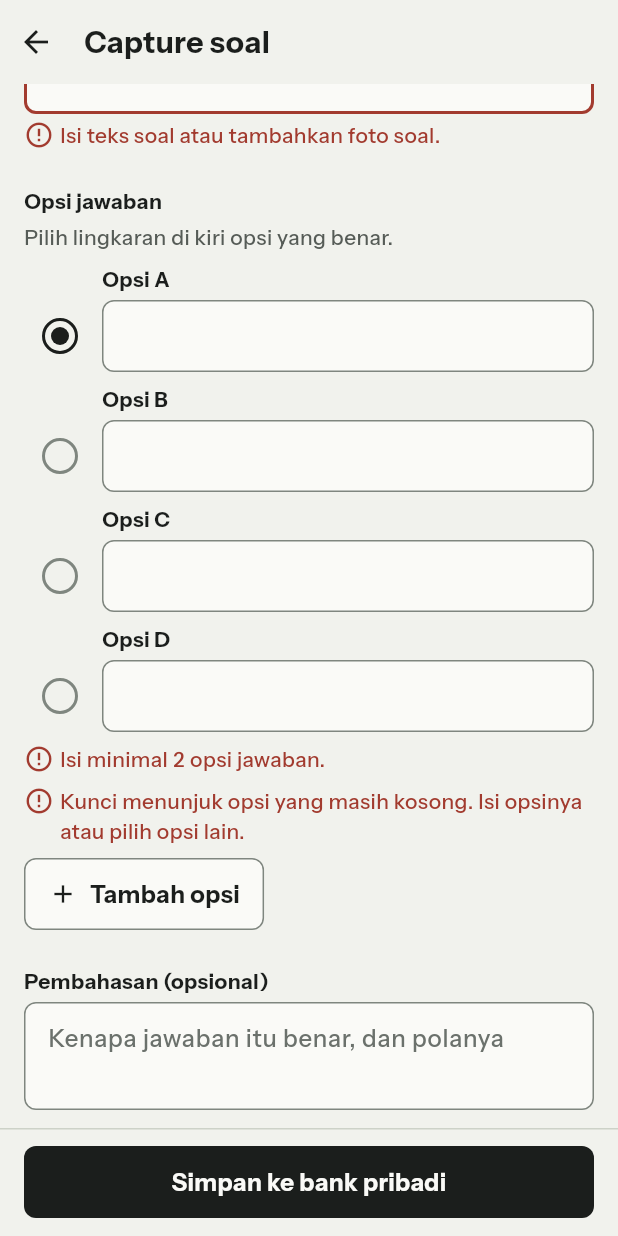
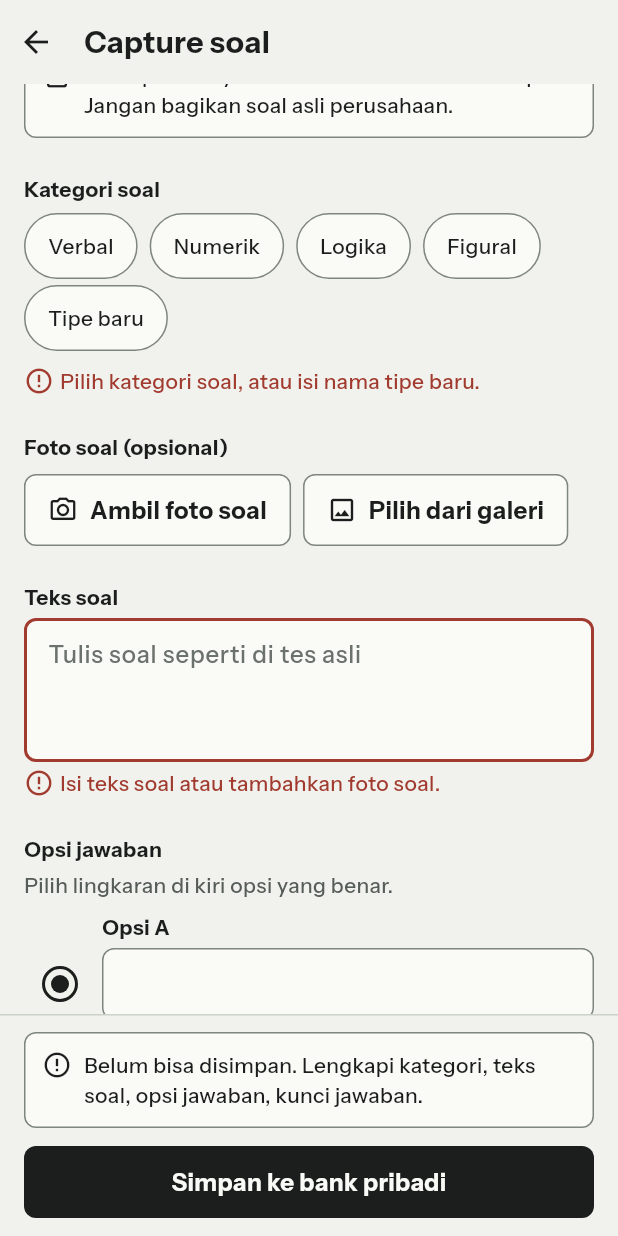
Before and after one commit to Moanaku/psikotes-app, a Flutter app: the _CaptureForm widget shown alone on an empty page, opened directly with empty values, scrolled down 468 dp, after a tap on "Simpan ke bank pribadi", on a phone screen of 412 x 824 dp. Run offline on Flutter 3.47's test engine with Material 3 defaults, Android fonts, the phone set to English and light mode, and no system bars; our stand-ins replace drift, drift_flutter, file_picker, fl_chart, flutter_riverpod, flutter_secure_storage and 5 more; accounts and stored records are empty; generated files the repository leaves out were written again; project files that could hold a hidden picture were left out.

Commit message:
Uji perangkat temuan 10 dan 11: validasi Capture terlihat, konfirmasi keluar dan simpan, judul berkapital

```diff
--- a/lib/domain/models/question_guides.dart
+++ b/lib/domain/models/question_guides.dart
@@ -96,7 +96,11 @@ String questionTypeTrick(QuestionType type) => switch (type) {
 /// pengguna untuk soal Capture.
 String planItemName(PlanItem item) {
   final type = item.type;
-  return type == null ? item.kategoriCode : questionTypeName(type);
+  if (type != null) return questionTypeName(type);
+  // Soal Capture: kategori atau nama tipe baru yang diketik pengguna; judul
+  // sesi diawali huruf kapital seperti judul lain.
+  final name = item.kategoriCode;
+  return name.isEmpty ? name : '${name[0].toUpperCase()}${name.substring(1)}';
 }
 
 /// Petunjuk butir rencana (S06). Soal Capture tidak punya aturan tipe.
--- a/lib/features/capture/capture_screen.dart
+++ b/lib/features/capture/capture_screen.dart
@@ -127,9 +127,16 @@ class _CaptureFormState extends ConsumerState<_CaptureForm> {
   bool _removePhoto = false;
   int? _logId;
 
+  /// Isian saat formulir dibuka; pembanding untuk "belum tersimpan".
+  late final CaptureDraft _baseline;
+  final GlobalKey _kategoriKey = GlobalKey();
+  final GlobalKey _teksKey = GlobalKey();
+  final GlobalKey _opsiKey = GlobalKey();
+
   bool _submitted = false;
   bool _saving = false;
   bool _confirmDelete = false;
+  bool _confirmLeave = false;
   String? _photoMessage;
   String? _saveMessage;
 
@@ -149,6 +156,7 @@ class _CaptureFormState extends ConsumerState<_CaptureForm> {
     _kategori = known ? d.kategori : null;
     _useNewType = !known && d.kategori.isNotEmpty;
     _newType = TextEditingController(text: _useNewType ? d.kategori : '');
+    _baseline = _draft();
   }
 
   @override
@@ -176,6 +184,62 @@ class _CaptureFormState extends ConsumerState<_CaptureForm> {
   void _back() =>
       context.canPop() ? context.pop() : context.go(Routes.psikotes);
 
+  /// Ada isian yang belum tersimpan: berbeda dari saat dibuka, atau foto
+  /// diganti atau dihapus.
+  bool get _dirty {
+    final d = _draft();
+    final b = _baseline;
+    return _newPhoto != null ||
+        _removePhoto ||
+        d.teks != b.teks ||
+        d.kategori != b.kategori ||
+        d.pembahasan != b.pembahasan ||
+        d.kunciSlot != b.kunciSlot ||
+        d.companyLogId != b.companyLogId ||
+        d.opsi.length != b.opsi.length ||
+        !_sameList(d.opsi, b.opsi);
+  }
+
+  static bool _sameList(List<String> a, List<String> b) {
+    for (var i = 0; i < a.length && i < b.length; i++) {
+      if (a[i] != b[i]) return false;
+    }
+    return true;
+  }
+
+  /// Tombol tutup dan Back sistem: isian yang belum tersimpan meminta
+  /// konfirmasi di bilah aksi bawah, seperti keluar dari sesi (A71).
+  void _requestBack() {
+    if (_saving) return;
+    if (_dirty) {
+      setState(() {
+        _confirmLeave = true;
+        _confirmDelete = false;
+      });
+    } else {
+      _back();
+    }
+  }
+
+  /// Menggulir ke isian pertama yang bermasalah.
+  void _revealFirstError(CaptureErrors e) {
+    final key = e.kategori != null
+        ? _kategoriKey
+        : e.soal != null
+            ? _teksKey
+            : _opsiKey;
+    WidgetsBinding.instance.addPostFrameCallback((_) {
+      final ctx = key.currentContext;
+      if (!mounted || ctx == null) return;
+      unawaited(Scrollable.ensureVisible(
+        ctx,
+        alignment: 0.1,
+        duration: context.motion,
+        curve: AppMotion.curve,
+      ));
+    });
+  }
+
   Future<void> _pick(PhotoSource source) async {
     try {
       final bytes = await ref.read(photoPickerProvider)(source);
@@ -199,7 +263,11 @@ class _CaptureFormState extends ConsumerState<_CaptureForm> {
       _saveMessage = null;
     });
     final draft = _draft();
-    if (draft.validate().any) return;
+    final problems = draft.validate();
+    if (problems.any) {
+      _revealFirstError(problems);
+      return;
+    }
     setState(() => _saving = true);
     try {
       await ref.read(captureServiceProvider).save(
@@ -210,6 +278,10 @@ class _CaptureFormState extends ConsumerState<_CaptureForm> {
             removePhoto: _removePhoto,
           );
       if (!mounted) return;
+      // Konfirmasi tampil di layar asal setelah formulir ditutup.
+      ScaffoldMessenger.of(context).showSnackBar(
+        const SnackBar(content: Text('Soal disimpan ke bank pribadi')),
+      );
       _back();
     } on PhotoStoreException catch (e) {
       if (!mounted) return;
@@ -258,12 +330,33 @@ class _CaptureFormState extends ConsumerState<_CaptureForm> {
     final hasPhoto = _newPhoto != null ||
         (!_removePhoto && _foto != null && _foto!.isNotEmpty);
 
+    return PopScope(
+      canPop: false,
+      onPopInvokedWithResult: (didPop, _) {
+        if (!didPop) _requestBack();
+      },
+      child: _frame(c, errors, editing, logs, existingPhoto, hasPhoto),
+    );
+  }
+
+  Widget _frame(
+    AppColors c,
+    CaptureErrors errors,
+    bool editing,
+    AsyncValue<List<CompanyTestLog>> logs,
+    AsyncValue<Uint8List?>? existingPhoto,
+    bool hasPhoto,
+  ) {
     return OnboardingFrame(
       header: AppTopBar(
         title: editing ? 'Ubah soal Capture' : 'Capture soal',
-        onBack: _back,
+        onBack: _requestBack,
       ),
-      footer: _confirmDelete ? _deleteFooter(c) : _saveFooter(),
+      footer: _confirmLeave
+          ? _leaveFooter()
+          : _confirmDelete
+              ? _deleteFooter(c)
+              : _saveFooter(errors),
       children: [
         const ScreenPadding(
           top: AppSpace.s8,
@@ -274,9 +367,12 @@ class _CaptureFormState extends ConsumerState<_CaptureForm> {
           ),
         ),
         // Kategori
-        const ScreenPadding(
+        ScreenPadding(
           top: AppSpace.s24,
-          child: _Label('Kategori soal'),
+          child: KeyedSubtree(
+            key: _kategoriKey,
+            child: const _Label('Kategori soal'),
+          ),
         ),
         ScreenPadding(
           top: AppSpace.s4,
@@ -382,6 +478,7 @@ class _CaptureFormState extends ConsumerState<_CaptureForm> {
         ScreenPadding(
           top: AppSpace.s24,
           child: AppTextField(
+            key: _teksKey,
             label: 'Teks soal',
             controller: _teks,
             minLines: 3,
@@ -393,7 +490,13 @@ class _CaptureFormState extends ConsumerState<_CaptureForm> {
           ),
         ),
         // Opsi
-        const ScreenPadding(top: AppSpace.s24, child: _Label('Opsi jawaban')),
+        ScreenPadding(
+          top: AppSpace.s24,
+          child: KeyedSubtree(
+            key: _opsiKey,
+            child: const _Label('Opsi jawaban'),
+          ),
+        ),
         ScreenPadding(
           top: AppSpace.s4,
           child: Text(
@@ -526,9 +629,60 @@ class _CaptureFormState extends ConsumerState<_CaptureForm> {
     );
   }
 
-  Widget _saveFooter() => AppButton(
-        label: 'Simpan ke bank pribadi',
-        onPressed: _saving ? null : () => unawaited(_save()),
+  Widget _saveFooter(CaptureErrors errors) {
+    final button = AppButton(
+      label: 'Simpan ke bank pribadi',
+      onPressed: _saving ? null : () => unawaited(_save()),
+    );
+    if (!_submitted || !errors.any) return button;
+    // Galat ditulis juga di dekat tombol simpan: isian yang bermasalah bisa
+    // jauh di atas layar.
+    final names = [
+      if (errors.kategori != null) 'kategori',
+      if (errors.soal != null) 'teks soal',
+      if (errors.opsi != null) 'opsi jawaban',
+      if (errors.kunci != null) 'kunci jawaban',
+    ];
+    return Column(
+      mainAxisSize: MainAxisSize.min,
+      crossAxisAlignment: CrossAxisAlignment.stretch,
+      children: [
+        Semantics(
+          liveRegion: true,
+          child: NoteBox(
+            icon: AppIcons.alert,
+            text: 'Belum bisa disimpan. Lengkapi ${names.join(', ')}.',
+          ),
+        ),
+        const SizedBox(height: AppSpace.s12),
+        button,
+      ],
+    );
+  }
+
+  Widget _leaveFooter() => Column(
+        mainAxisSize: MainAxisSize.min,
+        crossAxisAlignment: CrossAxisAlignment.stretch,
+        children: [
+          Semantics(
+            liveRegion: true,
+            child: const NoteBox(
+              icon: AppIcons.alert,
+              text: 'Isianmu belum disimpan. Kalau keluar, isian ini hilang.',
+            ),
+          ),
+          const SizedBox(height: AppSpace.s12),
+          AppButton(
+            label: 'Tetap mengisi',
+            onPressed: () => setState(() => _confirmLeave = false),
+          ),
+          const SizedBox(height: AppSpace.s8),
+          AppButton(
+            label: 'Buang isian',
+            variant: AppButtonVariant.secondary,
+            onPressed: _back,
+          ),
+        ],
       );
 
   Widget _deleteFooter(AppColors c) => Column(
```
Also changed, not shown: 2 other files.
